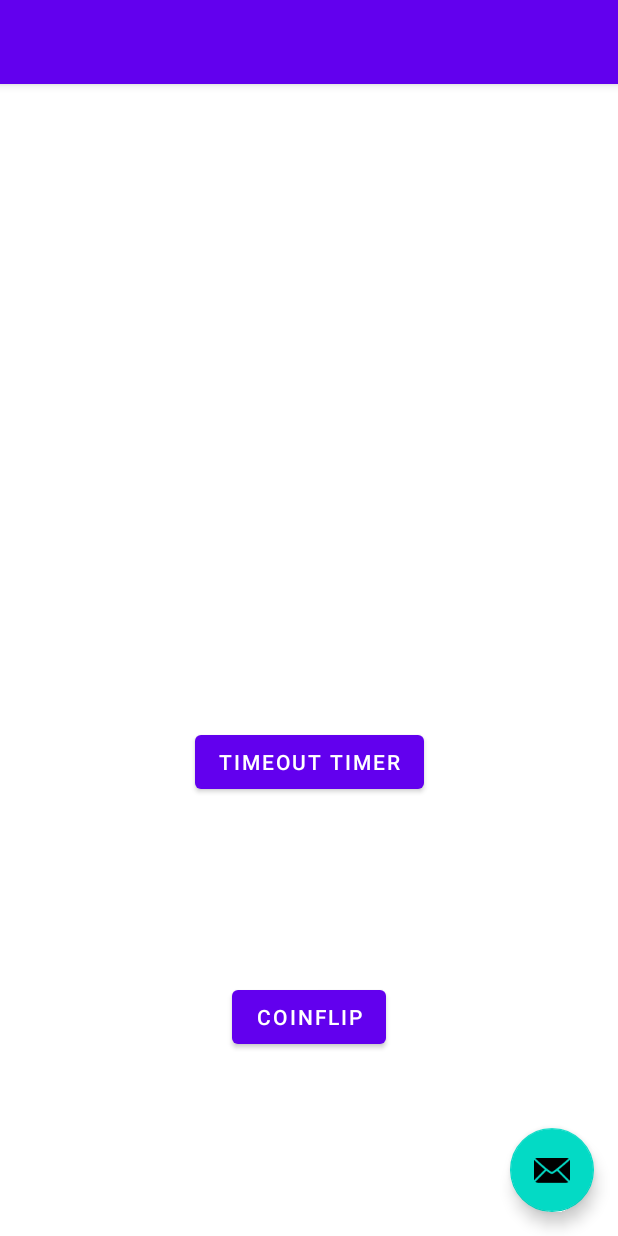
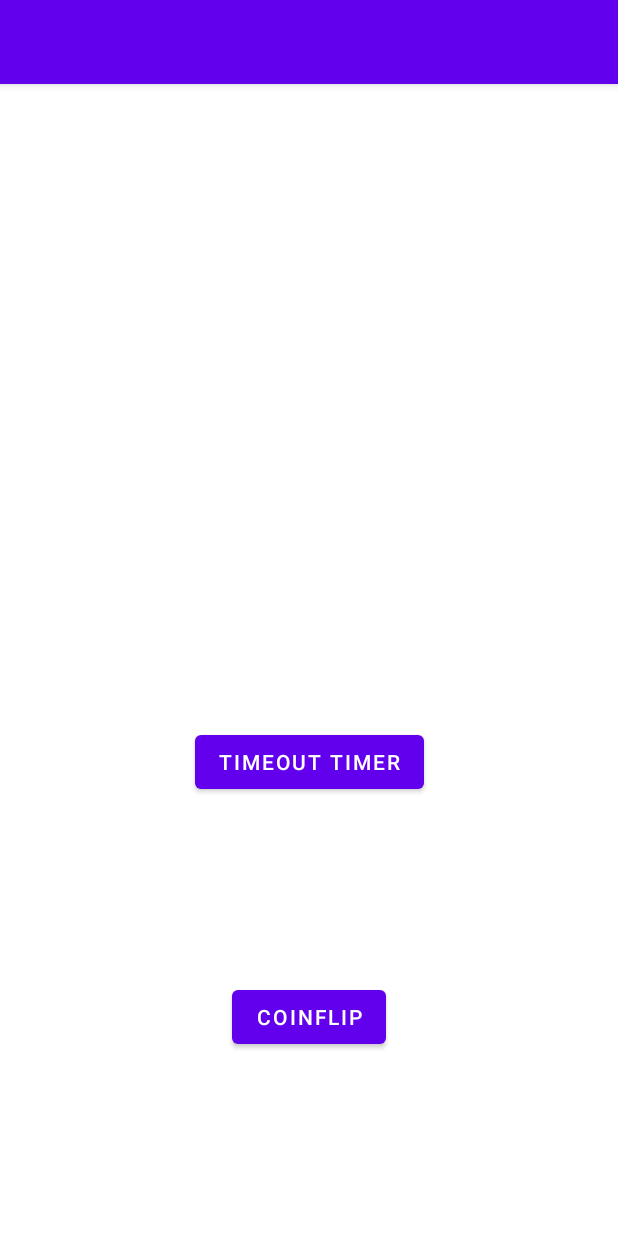
Before and after one commit to Maiquey/CMPT-276-Lithium-Parenting-App, an Android app: the layout activity_main.xml on its own in the app's theme, with its tools: preview values and no code run, on a phone screen of 412 x 824 dp. Run offline under Robolectric (Android 15) with nearby library versions, the phone set to English and light mode, and no system bars.

Commit message:
Refactor CoinFlip class and clean up MainActivity.
Create constructor to be compatible with GSON save/load features and clean up dead features in mainActivity.

```diff
--- a/app/src/main/java/ca/cmpt276/parentapp/CoinFlipRecordActivity.java
+++ b/app/src/main/java/ca/cmpt276/parentapp/CoinFlipRecordActivity.java
@@ -24,6 +24,12 @@ import ca.cmpt276.parentapp.model.Child;
 import ca.cmpt276.parentapp.model.ChildManager;
 import ca.cmpt276.parentapp.model.CoinFlip;
 
+/**
+ * CoinFlipRecordActivity class:
+ *
+ * Uses an adapter to create dynamic listview of previous coin flips
+ * Displays important information about each flip
+ */
 public class CoinFlipRecordActivity extends AppCompatActivity {
 
     private ChildManager childManager;
--- a/app/src/main/res/layout/activity_main.xml
+++ b/app/src/main/res/layout/activity_main.xml
@@ -22,13 +22,4 @@
 
     <include layout="@layout/content_main" />
 
-    <com.google.android.material.floatingactionbutton.FloatingActionButton
-        android:id="@+id/fab"
-        android:layout_width="wrap_content"
-        android:layout_height="wrap_content"
-        android:layout_gravity="bottom|end"
-        android:layout_marginEnd="@dimen/fab_margin"
-        android:layout_marginBottom="16dp"
-        app:srcCompat="@android:drawable/ic_dialog_email" />
-
 </androidx.coordinatorlayout.widget.CoordinatorLayout>
```
Also changed, not shown: app/src/main/java/ca/cmpt276/parentapp/CoinFlipActivity.java (+8 -2 lines), app/src/main/java/ca/cmpt276/parentapp/MainActivity.java (+0 -36 lines), app/src/main/java/ca/cmpt276/parentapp/model/Child.java (+7 -0 lines), app/src/main/java/ca/cmpt276/parentapp/model/ChildManager.java (+7 -2 lines), app/src/main/java/ca/cmpt276/parentapp/model/CoinFlip.java (+17 -2 lines).
